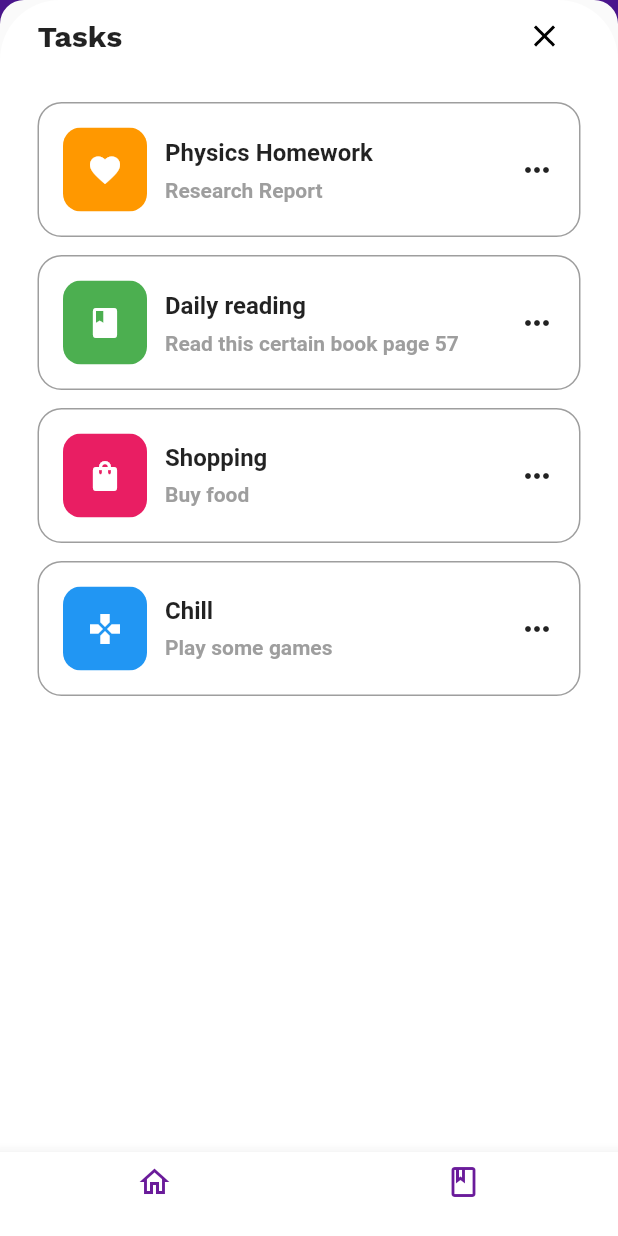
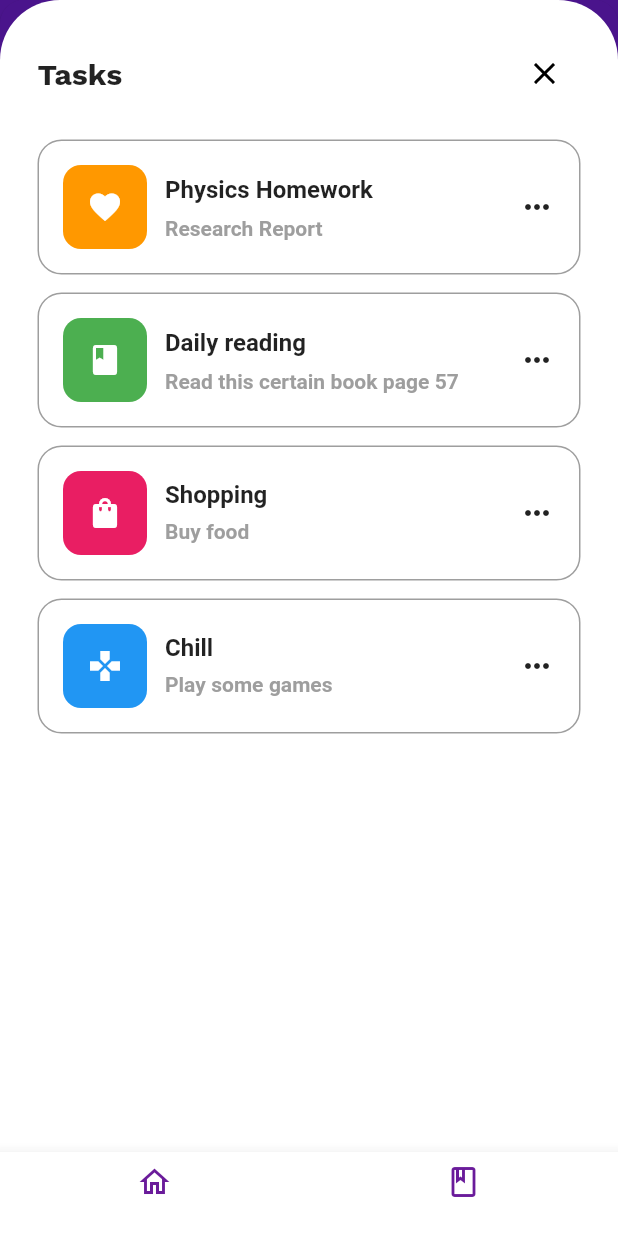
Before and after one commit to MarcWamunuko/homepage, a Flutter app: the screen it shows after launch, on a phone screen of 412 x 824 dp. Run offline on Flutter 3.47's test engine with Material 2 defaults, Android fonts, the phone set to English and light mode, and no system bars; drawn by our look-alikes of backdrop; our stand-ins replace google_fonts, hive, hive_flutter; missing offline and left inert: flutter_quill; accounts and stored records are empty.

Commit message:
Fixed oull up task
Its no longer translucent
appears lowered as default

```diff
--- a/lib/pages/home_page.dart
+++ b/lib/pages/home_page.dart
@@ -5,7 +5,7 @@ import 'package:google_fonts/google_fonts.dart';
 import 'package:homepage/utilities/task_tile.dart';
 import 'package:backdrop/backdrop.dart';
 import '../utilities/emoticon_face.dart';
-import 'package:flutter_rating_bar/';
+
 
 class HomePage extends StatefulWidget {
   const HomePage({super.key});
@@ -20,8 +20,11 @@ class _HomePageState extends State<HomePage> {
     return BackdropScaffold(
       backgroundColor: Colors.purple[900],
       backLayerBackgroundColor: Colors.purple[900],
+      frontLayerBackgroundColor: Colors.purple[900],
+      frontLayerScrim: Colors.transparent,
+      revealBackLayerAtStart: true,
       stickyFrontLayer: true,
-      headerHeight: 450,
+      headerHeight: 500,
       backLayer: SafeArea(
         child: Column(children: [
           Padding(
@@ -207,7 +210,7 @@ class _HomePageState extends State<HomePage> {
             topRight: Radius.circular(40),
           ),
           child: Container(
-            padding: EdgeInsets.fromLTRB(25, 0, 25, 0),
+            padding: EdgeInsets.all(25),
             color: Colors.white,
             child: Center(
               child: Column(children: [
--- a/pubspec.yaml
+++ b/pubspec.yaml
@@ -9,7 +9,7 @@ environment:
 dependencies:
   flutter:
     sdk: flutter
-  google_fonts: ^5.1.0
+  google_fonts: ^6.0.0
   cupertino_icons: ^1.0.2
   provider:
   flutter_quill: ^7.0.0
```
Also changed, not shown: pubspec.lock, 14 other files.
